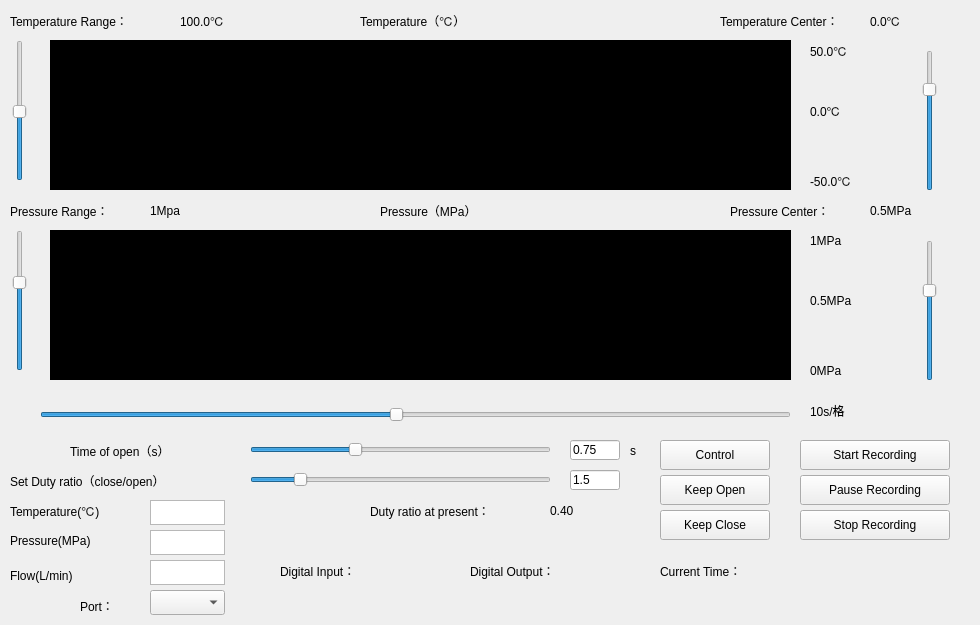
The window that UnderGraduate/Control/control.ui (looklucas/Control) describes before a commit, drawn with Qt 5.
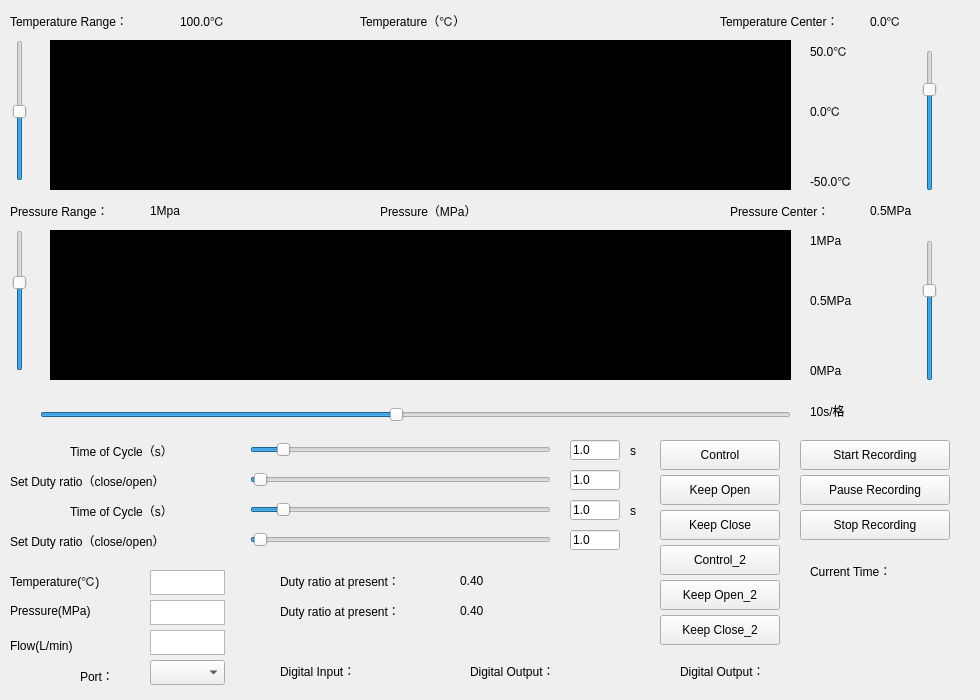
The same window after the commit.

Commit message:
double valve control
double valve control

```diff
--- a/UnderGraduate/Control/control.ui
+++ b/UnderGraduate/Control/control.ui
@@ -7,19 +7,19 @@
     <x>0</x>
     <y>0</y>
     <width>980</width>
-    <height>625</height>
+    <height>700</height>
    </rect>
   </property>
   <property name="minimumSize">
    <size>
     <width>980</width>
-    <height>625</height>
+    <height>700</height>
    </size>
   </property>
   <property name="maximumSize">
    <size>
     <width>980</width>
-    <height>625</height>
+    <height>700</height>
    </size>
   </property>
   <property name="windowTitle">
@@ -46,7 +46,7 @@
     <property name="geometry">
      <rect>
       <x>470</x>
-      <y>560</y>
+      <y>660</y>
       <width>121</width>
       <height>21</height>
      </rect>
@@ -84,13 +84,13 @@
      </rect>
     </property>
     <property name="minimum">
-     <number>10</number>
+     <number>1</number>
     </property>
     <property name="maximum">
-     <number>200</number>
+     <number>100</number>
     </property>
     <property name="value">
-     <number>75</number>
+     <number>10</number>
     </property>
     <property name="orientation">
      <enum>Qt::Horizontal</enum>
@@ -109,7 +109,7 @@
      <string notr="true">font: 10pt &quot;微软雅黑&quot;;</string>
     </property>
     <property name="text">
-     <string>Time of open（s）</string>
+     <string>Time of Cycle（s）</string>
     </property>
    </widget>
    <widget class="QLabel" name="second">
@@ -138,10 +138,10 @@
      </rect>
     </property>
     <property name="maximum">
-     <number>100</number>
+     <number>1000</number>
     </property>
     <property name="value">
-     <number>15</number>
+     <number>10</number>
     </property>
     <property name="orientation">
      <enum>Qt::Horizontal</enum>
@@ -152,7 +152,7 @@
      <rect>
       <x>660</x>
       <y>440</y>
-      <width>110</width>
+      <width>120</width>
       <height>30</height>
      </rect>
     </property>
@@ -167,7 +167,7 @@
     <property name="geometry">
      <rect>
       <x>610</x>
-      <y>550</y>
+      <y>650</y>
       <width>28</width>
       <height>28</height>
      </rect>
@@ -283,8 +283,8 @@
    <widget class="QLabel" name="lbl_ratio_present">
     <property name="geometry">
      <rect>
-      <x>550</x>
-      <y>500</y>
+      <x>460</x>
+      <y>570</y>
       <width>71</width>
       <height>21</height>
      </rect>
@@ -301,7 +301,7 @@
      <rect>
       <x>660</x>
       <y>475</y>
-      <width>110</width>
+      <width>120</width>
       <height>30</height>
      </rect>
     </property>
@@ -411,8 +411,8 @@
    <widget class="QLabel" name="lbl_ratio_2">
     <property name="geometry">
      <rect>
-      <x>370</x>
-      <y>500</y>
+      <x>280</x>
+      <y>570</y>
       <width>181</width>
       <height>21</height>
      </rect>
@@ -489,7 +489,7 @@
      <rect>
       <x>660</x>
       <y>510</y>
-      <width>110</width>
+      <width>120</width>
       <height>30</height>
      </rect>
     </property>
@@ -522,7 +522,7 @@
    <widget class="QLabel" name="lbl_time_label">
     <property name="geometry">
      <rect>
-      <x>660</x>
+      <x>810</x>
       <y>560</y>
       <width>121</width>
       <height>21</height>
@@ -538,8 +538,8 @@
    <widget class="QLabel" name="lbl_time">
     <property name="geometry">
      <rect>
-      <x>780</x>
-      <y>560</y>
+      <x>810</x>
+      <y>590</y>
       <width>121</width>
       <height>21</height>
      </rect>
@@ -555,7 +555,7 @@
     <property name="geometry">
      <rect>
       <x>150</x>
-      <y>500</y>
+      <y>570</y>
       <width>75</width>
       <height>25</height>
      </rect>
@@ -580,7 +580,7 @@
     <property name="geometry">
      <rect>
       <x>10</x>
-      <y>495</y>
+      <y>565</y>
       <width>141</width>
       <height>31</height>
      </rect>
@@ -618,7 +618,7 @@
     <property name="geometry">
      <rect>
       <x>280</x>
-      <y>560</y>
+      <y>660</y>
       <width>111</width>
       <height>21</height>
      </rect>
@@ -634,7 +634,7 @@
     <property name="geometry">
      <rect>
       <x>390</x>
-      <y>550</y>
+      <y>650</y>
       <width>28</width>
       <height>28</height>
      </rect>
@@ -862,7 +862,7 @@
     <property name="geometry">
      <rect>
       <x>150</x>
-      <y>530</y>
+      <y>600</y>
       <width>75</width>
       <height>25</height>
      </rect>
@@ -887,7 +887,7 @@
     <property name="geometry">
      <rect>
       <x>10</x>
-      <y>525</y>
+      <y>595</y>
       <width>141</width>
       <height>31</height>
      </rect>
@@ -915,7 +915,7 @@
      <string notr="true">font: 10pt &quot;微软雅黑&quot;;</string>
     </property>
     <property name="text">
-     <string>1.5</string>
+     <string>1.0</string>
     </property>
    </widget>
    <widget class="QLineEdit" name="lbl_open_show">
@@ -931,14 +931,17 @@
      <string notr="true">font: 10pt &quot;微软雅黑&quot;;</string>
     </property>
     <property name="text">
-     <string>0.75</string>
+     <string>1.0</string>
+    </property>
+    <property name="maxLength">
+     <number>32767</number>
     </property>
    </widget>
    <widget class="QLabel" name="lbl_real_f">
     <property name="geometry">
      <rect>
       <x>10</x>
-      <y>560</y>
+      <y>630</y>
       <width>141</width>
       <height>31</height>
      </rect>
@@ -957,7 +960,7 @@
     <property name="geometry">
      <rect>
       <x>150</x>
-      <y>560</y>
+      <y>630</y>
       <width>75</width>
       <height>25</height>
      </rect>
@@ -982,7 +985,7 @@
     <property name="geometry">
      <rect>
       <x>80</x>
-      <y>590</y>
+      <y>660</y>
       <width>51</width>
       <height>31</height>
      </rect>
@@ -1001,7 +1004,7 @@
     <property name="geometry">
      <rect>
       <x>150</x>
-      <y>590</y>
+      <y>660</y>
       <width>75</width>
       <height>25</height>
      </rect>
@@ -1025,6 +1028,245 @@
      <number>10</number>
     </property>
    </widget>
+   <widget class="QLineEdit" name="lbl_cycle_show_2">
+    <property name="geometry">
+     <rect>
+      <x>570</x>
+      <y>500</y>
+      <width>50</width>
+      <height>20</height>
+     </rect>
+    </property>
+    <property name="styleSheet">
+     <string notr="true">font: 10pt &quot;微软雅黑&quot;;</string>
+    </property>
+    <property name="text">
+     <string>1.0</string>
+    </property>
+    <property name="maxLength">
+     <number>32767</number>
+    </property>
+   </widget>
+   <widget class="QLabel" name="lbl_ratio_present_2">
+    <property name="geometry">
+     <rect>
+      <x>460</x>
+      <y>600</y>
+      <width>71</width>
+      <height>21</height>
+     </rect>
+    </property>
+    <property name="styleSheet">
+     <string notr="true">font: 10pt &quot;微软雅黑&quot;;</string>
+    </property>
+    <property name="text">
+     <string>0.40</string>
+    </property>
+   </widget>
+   <widget class="QSlider" name="sld_ratio_2">
+    <property name="geometry">
+     <rect>
+      <x>250</x>
+      <y>530</y>
+      <width>301</width>
+      <height>19</height>
+     </rect>
+    </property>
+    <property name="maximum">
+     <number>1000</number>
+    </property>
+    <property name="value">
+     <number>10</number>
+    </property>
+    <property name="orientation">
+     <enum>Qt::Horizontal</enum>
+    </property>
+   </widget>
+   <widget class="QSlider" name="sld_cycle_2">
+    <property name="geometry">
+     <rect>
+      <x>250</x>
+      <y>500</y>
+      <width>301</width>
+      <height>19</height>
+     </rect>
+    </property>
+    <property name="minimum">
+     <number>1</number>
+    </property>
+    <property name="maximum">
+     <number>100</number>
+    </property>
+    <property name="value">
+     <number>10</number>
+    </property>
+    <property name="orientation">
+     <enum>Qt::Horizontal</enum>
+    </property>
+   </widget>
+   <widget class="QLabel" name="lbl_cycle_2">
+    <property name="geometry">
+     <rect>
+      <x>70</x>
+      <y>500</y>
+      <width>161</width>
+      <height>21</height>
+     </rect>
+    </property>
+    <property name="styleSheet">
+     <string notr="true">font: 10pt &quot;微软雅黑&quot;;</string>
+    </property>
+    <property name="text">
+     <string>Time of Cycle（s）</string>
+    </property>
+   </widget>
+   <widget class="QLabel" name="lbl_ratio_2_2">
+    <property name="geometry">
+     <rect>
+      <x>280</x>
+      <y>600</y>
+      <width>181</width>
+      <height>21</height>
+     </rect>
+    </property>
+    <property name="styleSheet">
+     <string notr="true">font: 10pt &quot;微软雅黑&quot;;</string>
+    </property>
+    <property name="text">
+     <string>Duty ratio at present：</string>
+    </property>
+   </widget>
+   <widget class="QLineEdit" name="lbl_ratio_show_2">
+    <property name="geometry">
+     <rect>
+      <x>570</x>
+      <y>530</y>
+      <width>50</width>
+      <height>20</height>
+     </rect>
+    </property>
+    <property name="styleSheet">
+     <string notr="true">font: 10pt &quot;微软雅黑&quot;;</string>
+    </property>
+    <property name="text">
+     <string>1.0</string>
+    </property>
+   </widget>
+   <widget class="QLabel" name="lbl_ratio_2_1">
+    <property name="geometry">
+     <rect>
+      <x>10</x>
+      <y>530</y>
+      <width>241</width>
+      <height>21</height>
+     </rect>
+    </property>
+    <property name="styleSheet">
+     <string notr="true">font: 10pt &quot;微软雅黑&quot;;</string>
+    </property>
+    <property name="text">
+     <string>Set Duty ratio（close/open）</string>
+    </property>
+   </widget>
+   <widget class="QLabel" name="second_2">
+    <property name="geometry">
+     <rect>
+      <x>630</x>
+      <y>500</y>
+      <width>31</width>
+      <height>21</height>
+     </rect>
+    </property>
+    <property name="styleSheet">
+     <string notr="true">font: 10pt &quot;微软雅黑&quot;;</string>
+    </property>
+    <property name="text">
+     <string>s</string>
+    </property>
+   </widget>
+   <widget class="QLabel" name="lbl_do_pic_2">
+    <property name="geometry">
+     <rect>
+      <x>820</x>
+      <y>650</y>
+      <width>28</width>
+      <height>28</height>
+     </rect>
+    </property>
+    <property name="autoFillBackground">
+     <bool>true</bool>
+    </property>
+    <property name="styleSheet">
+     <string notr="true">font: 10pt &quot;微软雅黑&quot;;</string>
+    </property>
+    <property name="text">
+     <string/>
+    </property>
+   </widget>
+   <widget class="QLabel" name="lbl_do_2">
+    <property name="geometry">
+     <rect>
+      <x>680</x>
+      <y>660</y>
+      <width>121</width>
+      <height>21</height>
+     </rect>
+    </property>
+    <property name="styleSheet">
+     <string notr="true">font: 10pt &quot;微软雅黑&quot;;</string>
+    </property>
+    <property name="text">
+     <string>Digital Output：</string>
+    </property>
+   </widget>
+   <widget class="QPushButton" name="btn_open_2">
+    <property name="geometry">
+     <rect>
+      <x>660</x>
+      <y>580</y>
+      <width>120</width>
+      <height>30</height>
+     </rect>
+    </property>
+    <property name="styleSheet">
+     <string notr="true">font: 10pt &quot;微软雅黑&quot;;</string>
+    </property>
+    <property name="text">
+     <string>Keep Open_2</string>
+    </property>
+   </widget>
+   <widget class="QPushButton" name="btn_close_2">
+    <property name="geometry">
+     <rect>
+      <x>660</x>
+      <y>615</y>
+      <width>120</width>
+      <height>30</height>
+     </rect>
+    </property>
+    <property name="styleSheet">
+     <string notr="true">font: 10pt &quot;微软雅黑&quot;;</string>
+    </property>
+    <property name="text">
+     <string>Keep Close_2</string>
+    </property>
+   </widget>
+   <widget class="QPushButton" name="btn_duty_2">
+    <property name="geometry">
+     <rect>
+      <x>660</x>
+      <y>545</y>
+      <width>120</width>
+      <height>30</height>
+     </rect>
+    </property>
+    <property name="styleSheet">
+     <string notr="true">font: 10pt &quot;微软雅黑&quot;;</string>
+    </property>
+    <property name="text">
+     <string>Control_2</string>
+    </property>
+   </widget>
   </widget>
  </widget>
  <layoutdefault spacing="6" margin="11"/>
```
Left out of the diff: 10 changed lines with no effect on the pictures. The commit also changes 149 other files.
